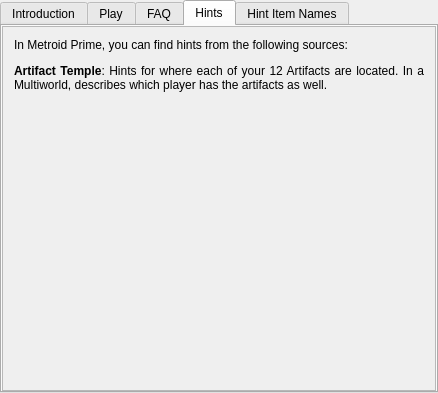
Before: the Qt Designer form randovania/gui/ui_files/games_tab_prime_widget.ui in randovania/randovania, drawn with Qt 5.
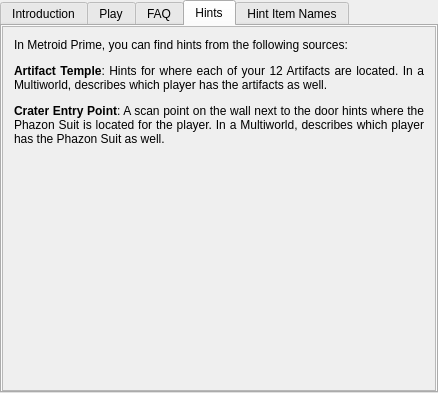
After: the same form once the commit is applied. The open tabs and pages were chosen to show the change. Custom widgets are drawn as their Qt base class.

Commit message: Add Phazon Suit Hint location to Hints page

What changed in the file:
```diff
--- a/randovania/gui/ui_files/games_tab_prime_widget.ui
+++ b/randovania/gui/ui_files/games_tab_prime_widget.ui
@@ -148,21 +148,14 @@
          <x>0</x>
          <y>0</y>
          <width>432</width>
-         <height>367</height>
+         <height>364</height>
         </rect>
        </property>
        <layout class="QVBoxLayout" name="hints_scroll_layout_4">
         <item>
          <widget class="QLabel" name="hints_label">
           <property name="text">
-           <string>&lt;html&gt;&lt;head/&gt;&lt;body&gt;&lt;p align=&quot;justify&quot;&gt;In
-                                                Metroid Prime, you can find hints from the following
-                                                sources:&lt;/p&gt;&lt;p align=&quot;justify&quot;&gt;&lt;span
-                                                style=&quot; font-weight:600;&quot;&gt;Artifact Temple&lt;/span&gt;:
-                                                Hints for where each of your 12 Artifacts are located.
-                                                In a Multiworld, describes which player has the
-                                                artifacts as well.&lt;/p&gt;&lt;/body&gt;&lt;/html&gt;
-                                            </string>
+           <string>&lt;html&gt;&lt;head/&gt;&lt;body&gt;&lt;p align=&quot;justify&quot;&gt;In Metroid Prime, you can find hints from the following sources:&lt;/p&gt;&lt;p align=&quot;justify&quot;&gt;&lt;span style=&quot; font-weight:600;&quot;&gt;Artifact Temple&lt;/span&gt;: Hints for where each of your 12 Artifacts are located. In a Multiworld, describes which player has the artifacts as well. &lt;/p&gt;&lt;p align=&quot;justify&quot;&gt;&lt;span style=&quot; font-weight:600;&quot;&gt;Crater Entry Point&lt;/span&gt;: A scan point on the wall next to the door hints where the Phazon Suit is located for the player. In a Multiworld, describes which player has the Phazon Suit as well. &lt;/p&gt;&lt;/body&gt;&lt;/html&gt;</string>
           </property>
           <property name="alignment">
            <set>Qt::AlignLeading|Qt::AlignLeft|Qt::AlignTop</set>
```
Left out of the diff: 4 changed lines with no effect on the pictures. The commit also changes 1 other file.
